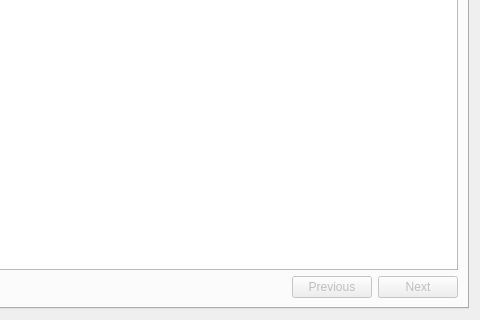
Before: the Qt Designer form src/qgis_stac/ui/qgis_stac_widget.ui in stac-utils/qgis-stac-plugin, drawn with Qt 5; both pictures show x 386 to 866 and y 572 to 892 of the 866 by 892 pixel window.
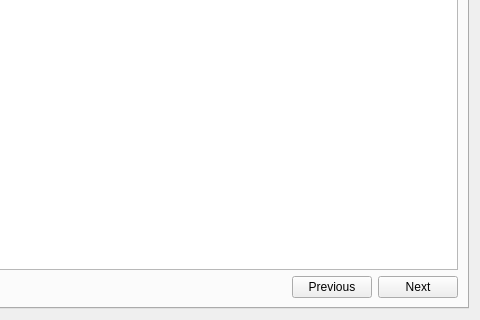
After: the same form once the commit is applied. The open tabs and pages were chosen to show the change. Custom widgets are drawn as their Qt base class.

The edit to the form file:
```diff
--- a/src/qgis_stac/ui/qgis_stac_widget.ui
+++ b/src/qgis_stac/ui/qgis_stac_widget.ui
@@ -606,7 +606,7 @@
          <item>
           <widget class="QPushButton" name="previous_btn">
            <property name="enabled">
-            <bool>false</bool>
+            <bool>true</bool>
            </property>
            <property name="sizePolicy">
             <sizepolicy hsizetype="Minimum" vsizetype="Maximum">
@@ -625,7 +625,7 @@
          <item>
           <widget class="QPushButton" name="next_btn">
            <property name="enabled">
-            <bool>false</bool>
+            <bool>true</bool>
            </property>
            <property name="sizePolicy">
             <sizepolicy hsizetype="Minimum" vsizetype="Maximum">
```
Left out of the diff: 2 changed lines with no effect on the pictures.
